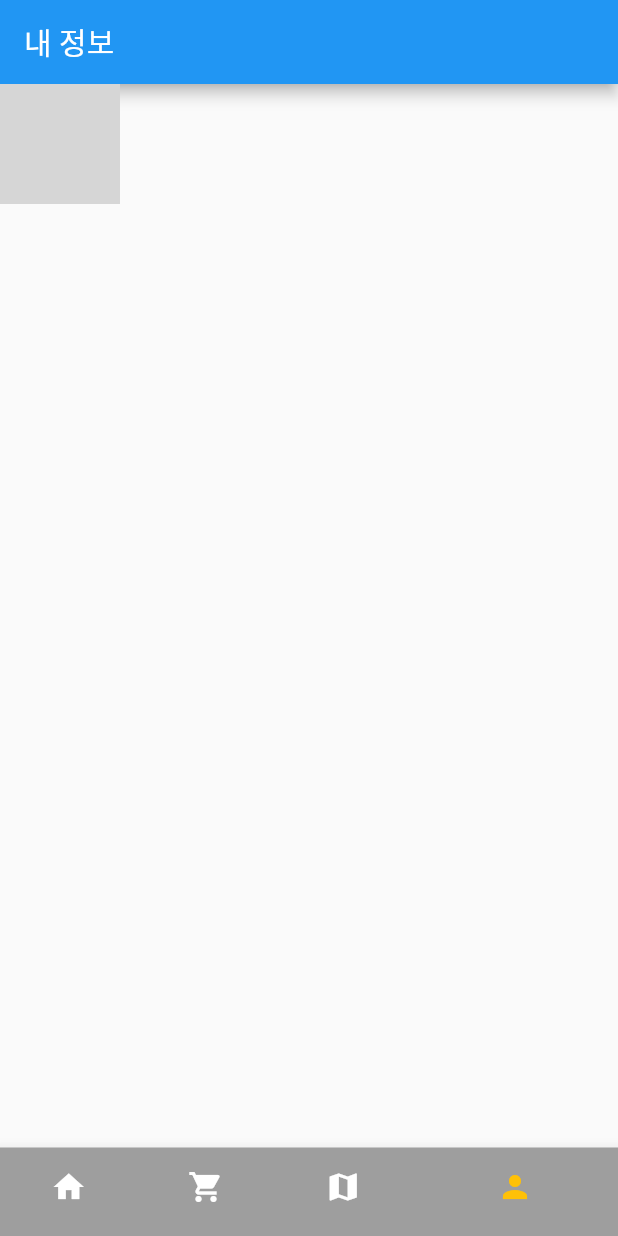
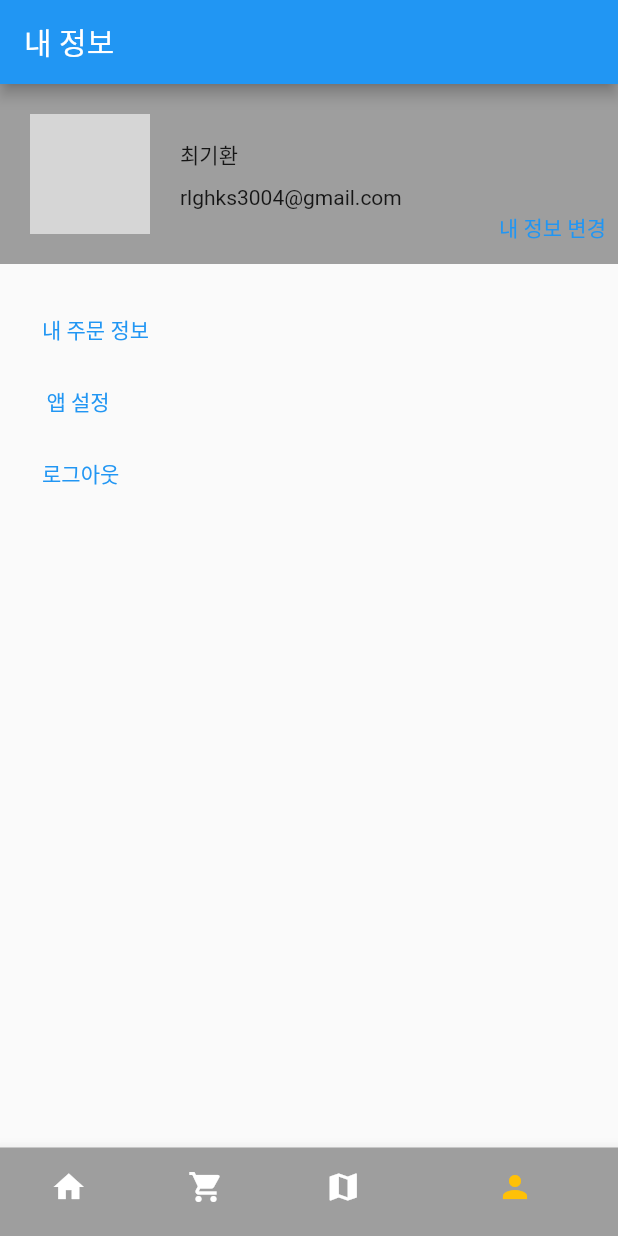
Before and after one commit to gihwan-dev/dnd_order_app-flutter-personal, a Flutter app: the screen it shows after launch, item 4 of the bottom bar chosen, on a phone screen of 412 x 824 dp. Run offline on Flutter 3.47's test engine with Material 2 defaults, Android fonts, the phone set to English and light mode, and no system bars; our stand-ins replace flutter_rating_bar, get, google_maps_flutter; missing offline and left inert: iamport_flutter; grey boxes are pictures that could not be loaded.

Commit message:
내 정보 페이지 작업중 네비게이션 작업 내 정보 변경 작업 하면됨

```diff
--- /dev/null
+++ b/lib/componenets/my_page/my_page_menu.dart
@@ -0,0 +1,35 @@
+import 'package:flutter/material.dart';
+import 'package:flutter/src/widgets/framework.dart';
+import 'package:flutter/src/widgets/placeholder.dart';
+
+class MyPageMenu extends StatelessWidget {
+  const MyPageMenu({super.key});
+
+  @override
+  Widget build(BuildContext context) {
+    return Padding(
+      padding: EdgeInsets.all(20),
+      child: Column(
+        mainAxisAlignment: MainAxisAlignment.start,
+        crossAxisAlignment: CrossAxisAlignment.start,
+        children: [
+          Row(),
+          TextButton(
+            onPressed: () => {},
+            child: Text(
+              '내 주문 정보',
+            ),
+          ),
+          TextButton(
+            onPressed: () => {},
+            child: Text('앱 설정'),
+          ),
+          TextButton(
+            onPressed: () => {},
+            child: Text('로그아웃'),
+          )
+        ],
+      ),
+    );
+  }
+}
--- a/lib/componenets/my_page/profile.dart
+++ b/lib/componenets/my_page/profile.dart
@@ -1,17 +1,31 @@
+import 'package:dnd_order_app/class/class.dart';
 import 'package:flutter/material.dart';
 import 'package:flutter/src/widgets/framework.dart';
 import 'package:flutter/src/widgets/placeholder.dart';
+import 'package:get/get.dart';
 
 class Profile extends StatelessWidget {
   const Profile({super.key});
 
   @override
   Widget build(BuildContext context) {
-    return Row(
+    final UserInfoController userInfoController = Get.find();
+    return Stack(
       children: [
         Container(
           decoration: BoxDecoration(
+            color: Colors.grey,
+          ),
+          child: Row(
+            children: [
+              Padding(
+                padding: const EdgeInsets.all(20.0),
+                child: Container(
+                  decoration: BoxDecoration(
                     borderRadius: BorderRadius.circular(100),
+                    border: Border.all(
+                      width: 2.0,
+                    ),
                     image: DecorationImage(
                       image: AssetImage(
                         'assets/images/profile.avif',
@@ -21,6 +35,28 @@
                   ),
                   width: 80,
                   height: 80,
+                ),
+              ),
+              Column(
+                mainAxisAlignment: MainAxisAlignment.spaceAround,
+                crossAxisAlignment: CrossAxisAlignment.start,
+                children: [
+                  Text('${userInfoController.userName.value}'),
+                  SizedBox(height: 10),
+                  Text('${userInfoController.userEmail.value}'),
+                ],
+              ),
+            ],
+          ),
+        ),
+        Positioned.fill(
+          child: Align(
+            alignment: Alignment.bottomRight,
+            child: TextButton(
+              child: Text('내 정보 변경'),
+              onPressed: () => {},
+            ),
+          ),
         )
       ],
     );
--- a/lib/main.dart
+++ b/lib/main.dart
@@ -80,6 +80,7 @@
     userInfoController.setPhoneNumber('010-6606-9806');
     userInfoController.setUserAddress('부산광역시 사상구 가야대로 384');
     userInfoController.setUserDetailAddress('308호');
+    userInfoController.setUserEmail('rlghks3004@gmail.com');
 
     return MaterialApp(
       home: Scaffold(
--- a/lib/pages/my_page.dart
+++ b/lib/pages/my_page.dart
@@ -1,3 +1,4 @@
+import 'package:dnd_order_app/componenets/my_page/my_page_menu.dart';
 import 'package:dnd_order_app/componenets/my_page/profile.dart';
 import 'package:flutter/material.dart';
 
@@ -13,6 +14,7 @@
         body: Column(
           children: [
             Profile(),
+            MyPageMenu(),
           ],
         ));
   }
```
Lines whose indentation alone changed are shown as unchanged.
